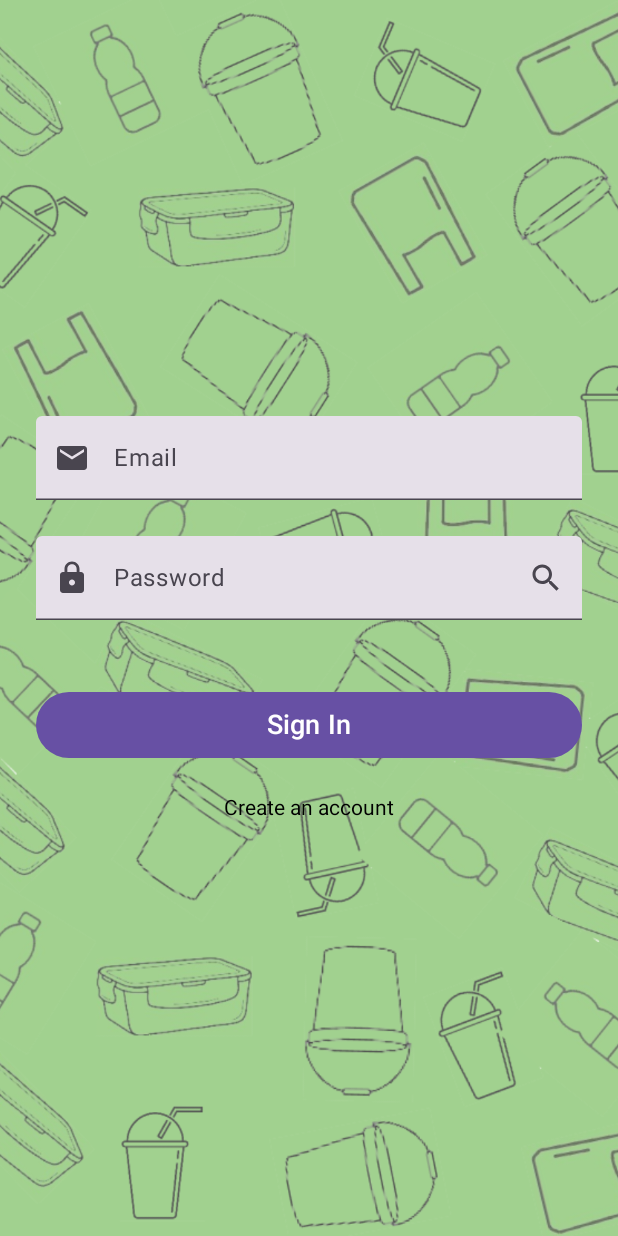
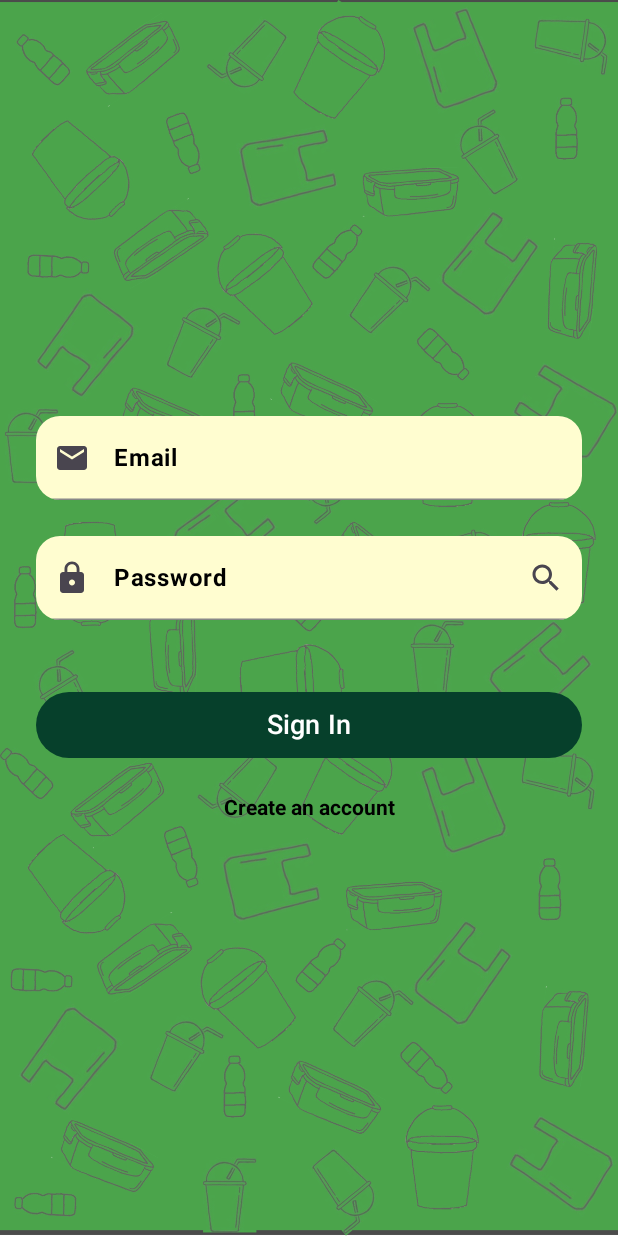
Before and after one commit to Jaswanth994/Plastic-Radar, an Android app built with Jetpack Compose: the screen it shows after launch (MainActivity), on a phone screen of 412 x 824 dp. Run offline under Robolectric (Android 15) with nearby library versions, the light colour scheme and no system bars; our stand-ins replace Firebase (no records; nobody signed in at launch, a user with empty details on screens opened directly).

Commit message:
Added background And modified sign in page

```diff
--- a/app/src/main/java/com/example/plastic_radar/AuthScreen.kt
+++ b/app/src/main/java/com/example/plastic_radar/AuthScreen.kt
@@ -19,6 +19,7 @@ import androidx.compose.ui.draw.clip
 import androidx.compose.ui.graphics.Color
 
 import androidx.compose.ui.layout.ContentScale
+import androidx.compose.ui.res.colorResource
 import androidx.compose.ui.res.painterResource
 import androidx.compose.ui.text.AnnotatedString
 import androidx.compose.ui.text.input.KeyboardType
@@ -31,6 +32,9 @@ import com.google.firebase.auth.FirebaseAuth
 import com.google.firebase.auth.FirebaseUser
 import com.google.firebase.auth.auth
 import com.example.plastic_radar.ui.theme.*
+import androidx.compose.ui.text.font.FontWeight
+import androidx.compose.ui.text.SpanStyle
+import androidx.compose.ui.text.buildAnnotatedString
 
 //@Composable
 //fun AuthScreen(onSignedIn: (FirebaseUser) -> Unit) {
@@ -268,6 +272,7 @@ fun signUp(
         }
 }
 
+@OptIn(ExperimentalMaterial3Api::class)
 @Composable
 fun AuthScreen(onSignedIn: (FirebaseUser) -> Unit) {
     var email by remember { mutableStateOf("") }
@@ -283,11 +288,12 @@ fun AuthScreen(onSignedIn: (FirebaseUser) -> Unit) {
     ) {
         // Background image
         Image(
-            painter = painterResource(id = R.drawable.background1), // Replace with your background image resource
+            painter = painterResource(id = R.drawable.background2), // Replace with your background image resource
             contentDescription = null,
             contentScale = ContentScale.Crop,
             modifier = Modifier
-                .fillMaxSize().alpha(0.7f) // You can adjust the alpha value for transparency
+                .fillMaxSize()
+                .alpha(0.7f) // You can adjust the alpha value for transparency
                 //.size(300.dp)
         )
         Column(
@@ -302,35 +308,80 @@ fun AuthScreen(onSignedIn: (FirebaseUser) -> Unit) {
                 TextField(
                     value = firstName,
                     onValueChange = { firstName = it },
-                    modifier = Modifier.fillMaxWidth().padding(8.dp),
-                    label = { Text("First Name") }
+                    modifier = Modifier
+                        .fillMaxWidth()
+                        .padding(8.dp),
+                    label = { Text(text="First Name",
+                        fontWeight = FontWeight.Bold ) },
+                    colors = TextFieldDefaults.textFieldColors(
+                        focusedTextColor = Color.Black,
+                        unfocusedTextColor = Color.Black,
+                        focusedIndicatorColor = Color.Blue,
+                        unfocusedIndicatorColor = Color.Gray,
+                        cursorColor = Color.White,
+                        focusedLabelColor = Color.Black,
+                        unfocusedLabelColor = Color.Black,
+                        containerColor = colorResource(id =R.color.cream)
+                    ),
+                    shape = RoundedCornerShape(16.dp)
                 )
 
                 Spacer(modifier = Modifier.height(8.dp))
                 TextField(
                     value = lastName,
                     onValueChange = { lastName = it },
-                    modifier = Modifier.fillMaxWidth().padding(8.dp),
-                    label = { Text("Last Name") }
-                )
+                    modifier = Modifier
+                        .fillMaxWidth()
+                        .padding(8.dp),
+                    label = { Text(text="Last Name",
+                        fontWeight = FontWeight.Bold     ) },
+
+                    colors = TextFieldDefaults.textFieldColors(
+                        focusedTextColor = Color.Black,
+                        unfocusedTextColor = Color.Black,
+                        focusedIndicatorColor = Color.Blue,
+                        unfocusedIndicatorColor = Color.Gray,
+                        cursorColor = Color.White,
+                        focusedLabelColor = Color.Black,
+                        unfocusedLabelColor = Color.Black,
+                        containerColor = colorResource(id =R.color.cream)
+                    ),
+                    shape = RoundedCornerShape(16.dp) )
             }
 
             Spacer(modifier = Modifier.height(16.dp))
             TextField(
                 value = email,
                 onValueChange = { email = it },
-                modifier = Modifier.fillMaxWidth().padding(8.dp),
-                label = { Text("Email") },
+                modifier = Modifier
+                    .fillMaxWidth()
+                    .padding(8.dp),
+                label = { Text(text="Email",
+                        fontWeight = FontWeight.Bold) },
                 leadingIcon = { Icon(Icons.Default.Email, contentDescription = null) },
-                keyboardOptions = KeyboardOptions.Default.copy(keyboardType = KeyboardType.Email)
+                keyboardOptions = KeyboardOptions.Default.copy(keyboardType = KeyboardType.Email),
+                colors = TextFieldDefaults.textFieldColors(
+                    focusedTextColor = Color.Black,
+                    unfocusedTextColor = Color.Black,
+                    focusedIndicatorColor = Color.Blue,
+                    unfocusedIndicatorColor = Color.Gray,
+                    cursorColor = Color.White,
+                    focusedLabelColor = Color.Black,
+                    unfocusedLabelColor = Color.Black,
+                    containerColor = colorResource(id =R.color.cream)
+                ),
+                shape = RoundedCornerShape(16.dp),
             )
 
             Spacer(modifier = Modifier.height(8.dp))
             TextField(
                 value = password,
                 onValueChange = { password = it },
-                modifier = Modifier.fillMaxWidth().padding(8.dp),
-                label = { Text("Password") },
+                modifier = Modifier
+                    .fillMaxWidth()
+                    .padding(8.dp),
+                label = { Text(text="Password",
+                    fontWeight = FontWeight.Bold) },
                 leadingIcon = { Icon(Icons.Default.Lock, contentDescription = null) },
                 visualTransformation = if (isPasswordVisible) VisualTransformation.None else PasswordVisualTransformation(),
                 keyboardOptions = KeyboardOptions.Default.copy(keyboardType = KeyboardType.Password),
@@ -340,7 +391,18 @@ fun AuthScreen(onSignedIn: (FirebaseUser) -> Unit) {
                             if (isPasswordVisible) Icons.Default.Lock else Icons.Default.Search
                         Icon(imageVector = icon, contentDescription = "Toggle Password Visibility")
                     }
-                }
+                },
+                colors = TextFieldDefaults.textFieldColors(
+                    focusedTextColor = Color.Black,
+                    unfocusedTextColor = Color.Black,
+                    focusedIndicatorColor = Color.Blue,
+                    unfocusedIndicatorColor = Color.Gray,
+                    cursorColor = Color.White,
+                    focusedLabelColor = Color.Black,
+                    unfocusedLabelColor = Color.Black,
+                    containerColor = colorResource(id =R.color.cream)
+                ),
+                shape = RoundedCornerShape(16.dp),
             )
 
             Spacer(modifier = Modifier.height(16.dp))
@@ -349,7 +411,9 @@ fun AuthScreen(onSignedIn: (FirebaseUser) -> Unit) {
                 Text(
                     text = myErrorMessage!!,
                     color = Color.Red,
-                    modifier = Modifier.fillMaxWidth().padding(8.dp)
+                    modifier = Modifier
+                        .fillMaxWidth()
+                        .padding(8.dp)
                 )
             }
 
@@ -374,19 +438,42 @@ fun AuthScreen(onSignedIn: (FirebaseUser) -> Unit) {
                         }
                     }
                 },
-                modifier = Modifier.fillMaxWidth().height(60.dp).padding(8.dp),
+                modifier = Modifier
+                    .fillMaxWidth()
+                    .height(60.dp)
+                    .padding(8.dp),
+                colors = ButtonDefaults.buttonColors(
+                    containerColor = colorResource(id =R.color.green), // Change to your color
+                    contentColor = Color.White)
             ) {
                 Text(text = if (isSignIn) "Sign In" else "Sign Up", fontSize = 18.sp)
             }
 
             Box(
-                modifier = Modifier.fillMaxWidth().height(50.dp).padding(8.dp)
+                modifier = Modifier
+                    .fillMaxWidth()
+                    .height(50.dp)
+                    .padding(8.dp)
             ) {
+//                ClickableText(
+//
+//                    text = AnnotatedString(if (isSignIn) "Create an account" else "Already have an account? Sign In"),
+//                    onClick = { isSignIn = !isSignIn },
+//                    modifier = Modifier
+//                        .align(Alignment.Center)
+//                )
                 ClickableText(
-                    text = AnnotatedString(if (isSignIn) "Create an account" else "Already have an account? Sign In"),
+                    text = buildAnnotatedString {
+                        append(
+                            if (isSignIn) "Create an account"
+                            else "Already have an account? Sign In"
+                        )
+                        addStyle(style = SpanStyle(fontWeight = FontWeight.Bold), start = 0, end = length)
+                    },
                     onClick = { isSignIn = !isSignIn },
                     modifier = Modifier.align(Alignment.Center)
                 )
+
             }
 
             Spacer(modifier = Modifier.height(8.dp))
--- a/app/src/main/res/values/colors.xml
+++ b/app/src/main/res/values/colors.xml
@@ -7,4 +7,6 @@
     <color name="teal_700">#FF018786</color>
     <color name="black">#FF000000</color>
     <color name="white">#FFFFFFFF</color>
+    <color name = "cream">#FFFDD0</color>
+    <color name = "green">#06402B</color>
 </resources>
```
Also changed, not shown: app/src/main/res/drawable/background2.png (added).
